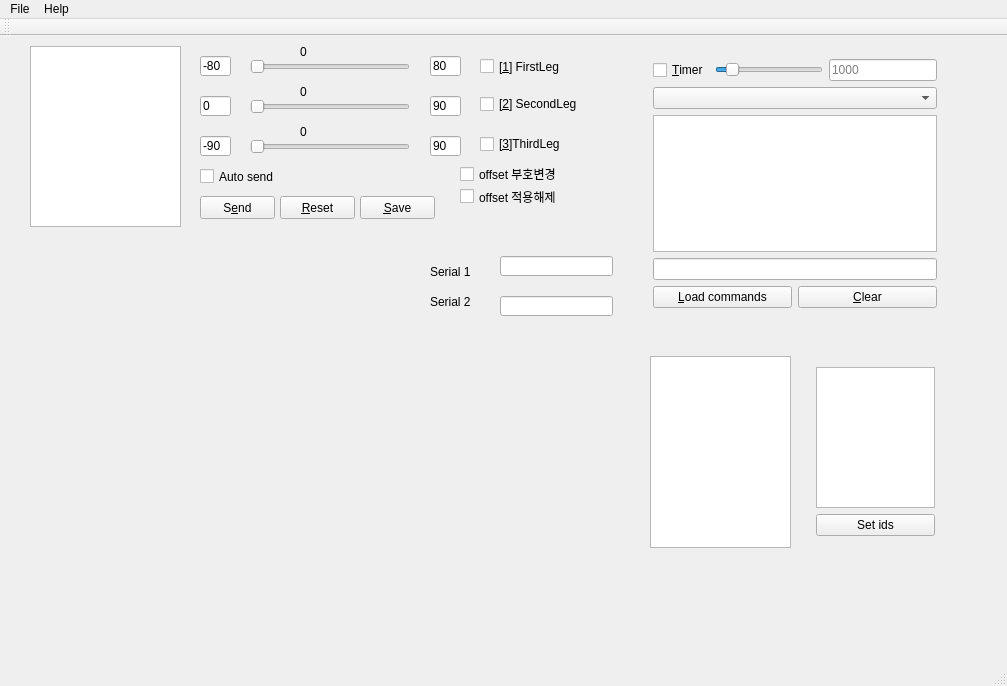
This is mainwindow.ui in kwon852456/0hpp_integrated as Qt 5 draws it before an edit. The edited form follows.
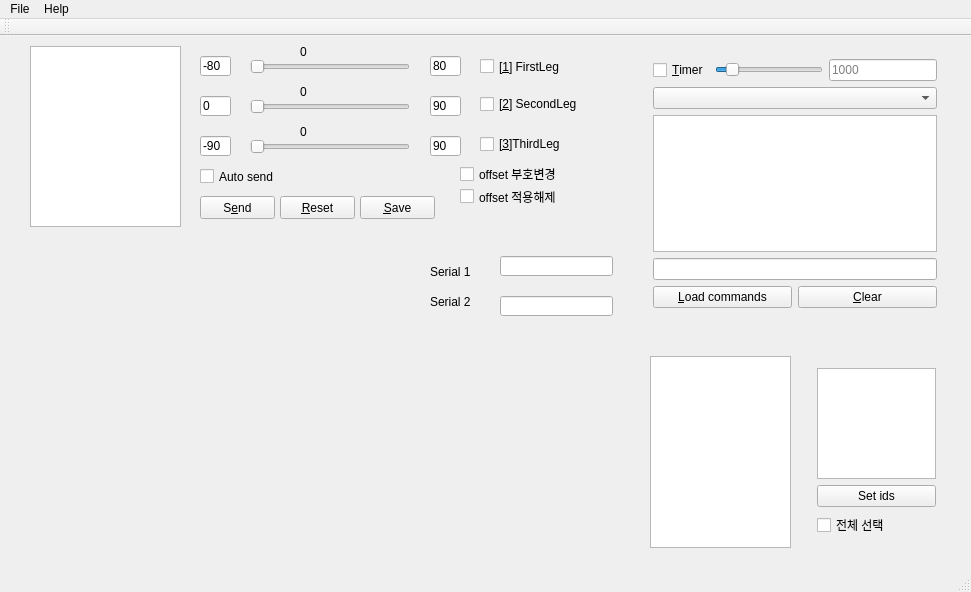
This is the edited form. Custom widgets are drawn as their Qt base class.

```diff
--- a/mainwindow.ui
+++ b/mainwindow.ui
@@ -6,8 +6,8 @@
    <rect>
     <x>0</x>
     <y>0</y>
-    <width>1007</width>
-    <height>686</height>
+    <width>971</width>
+    <height>592</height>
    </rect>
   </property>
   <property name="windowTitle">
@@ -360,28 +360,6 @@
      </rect>
     </property>
    </widget>
-   <widget class="QWidget" name="layoutWidget">
-    <property name="geometry">
-     <rect>
-      <x>805</x>
-      <y>320</y>
-      <width>141</width>
-      <height>191</height>
-     </rect>
-    </property>
-    <layout class="QVBoxLayout" name="verticalLayout_4">
-     <item>
-      <widget class="QListWidget" name="lw_motors"/>
-     </item>
-     <item>
-      <widget class="QPushButton" name="pushButton">
-       <property name="text">
-        <string>Set ids</string>
-       </property>
-      </widget>
-     </item>
-    </layout>
-   </widget>
    <widget class="QPushButton" name="btn_reset">
     <property name="geometry">
      <rect>
@@ -434,7 +412,7 @@
      </item>
     </layout>
    </widget>
-   <widget class="QWidget" name="">
+   <widget class="QWidget" name="layoutWidget">
     <property name="geometry">
      <rect>
       <x>642</x>
@@ -515,13 +493,45 @@
      </item>
     </layout>
    </widget>
+   <widget class="QWidget" name="layoutWidget">
+    <property name="geometry">
+     <rect>
+      <x>806</x>
+      <y>321</y>
+      <width>141</width>
+      <height>191</height>
+     </rect>
+    </property>
+    <layout class="QVBoxLayout" name="verticalLayout_4">
+     <item>
+      <widget class="QListWidget" name="lw_motors"/>
+     </item>
+     <item>
+      <widget class="QPushButton" name="pushButton">
+       <property name="text">
+        <string>Set ids</string>
+       </property>
+      </widget>
+     </item>
+     <item>
+      <widget class="QCheckBox" name="cb_release">
+       <property name="text">
+        <string>전체 선택</string>
+       </property>
+       <property name="checked">
+        <bool>false</bool>
+       </property>
+      </widget>
+     </item>
+    </layout>
+   </widget>
   </widget>
   <widget class="QMenuBar" name="menuBar">
    <property name="geometry">
     <rect>
      <x>0</x>
      <y>0</y>
-     <width>1007</width>
+     <width>971</width>
      <height>21</height>
     </rect>
    </property>
```
